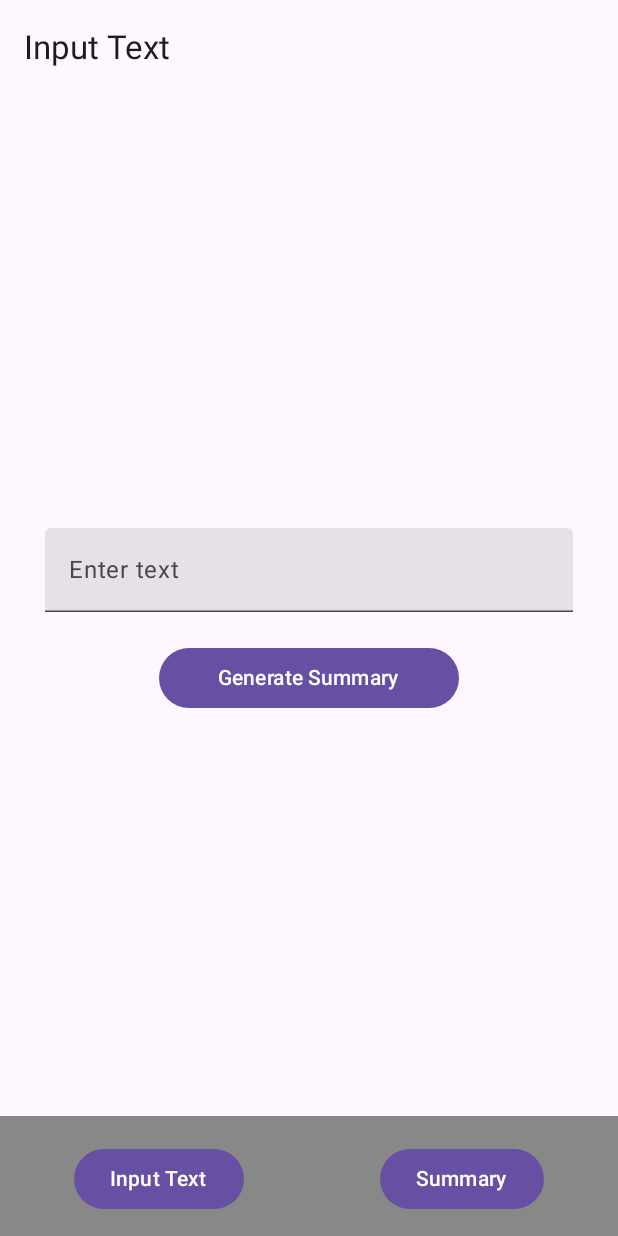
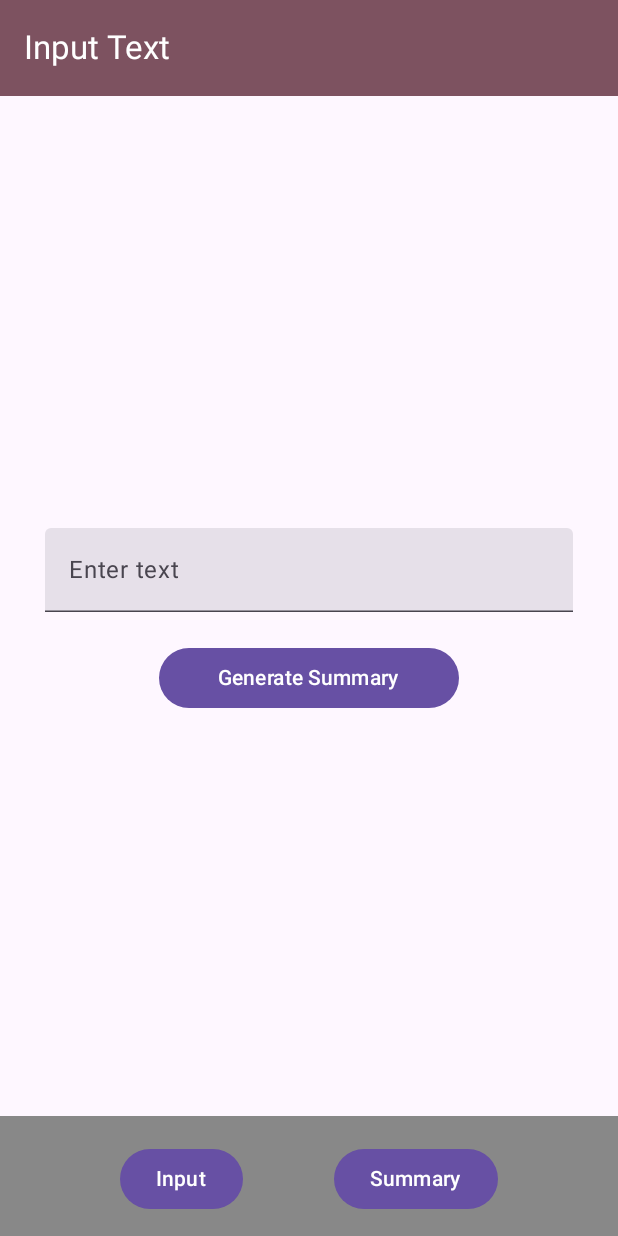
Before and after one commit to ernestlsy/demo, an Android app built with Jetpack Compose: the composable MainApp shown on its own in the app's theme, on a phone screen of 412 x 824 dp. Run offline under Robolectric (Android 15) with nearby library versions, the phone set to English and light mode, and no system bars; 5 statements that could not run were skipped.

Commit message:
Add XML config to temporarily allow clear text traffic

```diff
--- a/demo-app/app/src/main/AndroidManifest.xml
+++ b/demo-app/app/src/main/AndroidManifest.xml
@@ -8,6 +8,8 @@
         android:allowBackup="true"
         android:dataExtractionRules="@xml/data_extraction_rules"
         android:fullBackupContent="@xml/backup_rules"
+        android:networkSecurityConfig="@xml/network_security_config"
+        android:usesCleartextTraffic="true"
         android:icon="@mipmap/ic_launcher"
         android:label="@string/app_name"
         android:roundIcon="@mipmap/ic_launcher_round"
--- a/demo-app/app/src/main/java/com/example/demoapp/data/AppContainer.kt
+++ b/demo-app/app/src/main/java/com/example/demoapp/data/AppContainer.kt
@@ -19,7 +19,7 @@ class DefaultAppContainer(
 ): AppContainer {
 
     val retrofit = Retrofit.Builder()
-        .baseUrl("http://10.0.2.2:5000/") // Use 10.0.2.2 for localhost in Android emulator
+        .baseUrl("http://192.168.8.224:5000/")
         .addConverterFactory(GsonConverterFactory.create())
         .build()
     val api = retrofit.create(ApiService::class.java)
@@ -31,7 +31,7 @@ class DefaultAppContainer(
     val fieldNames = "title, incident_type, date_time, location, cause, issue, resolution"
 
     val modularInference: ModularSummarizer by lazy {
-        ModularSummarizerInstance(moduleName, fieldNames, context, modelPath, maxTopK = 10, maxTokens = 256)
+        ModularSummarizerInstance(moduleName, fieldNames, context, modelPath, maxTopK = 40, maxTokens = 256)
     }
 
     override val modelManager: ModelManager by lazy {
--- a/demo-app/app/src/main/java/com/example/demoapp/ui/MainApp.kt
+++ b/demo-app/app/src/main/java/com/example/demoapp/ui/MainApp.kt
@@ -10,6 +10,7 @@ import androidx.compose.foundation.rememberScrollState
 import androidx.compose.foundation.verticalScroll
 import androidx.compose.material3.BottomAppBar
 import androidx.compose.material3.Button
+import androidx.compose.material3.MaterialTheme
 import androidx.compose.material3.Scaffold
 import androidx.compose.material3.Text
 import androidx.compose.material3.TopAppBar
@@ -17,6 +18,7 @@ import androidx.compose.material3.TopAppBarDefaults
 import androidx.compose.runtime.Composable
 import androidx.compose.runtime.getValue
 import androidx.compose.ui.Modifier
+import androidx.compose.ui.unit.dp
 import androidx.lifecycle.viewmodel.compose.viewModel
 import androidx.navigation.NavController
 import androidx.navigation.NavHostController
@@ -42,9 +44,17 @@ fun MainAppTopBar(
     modifier: Modifier = Modifier
 ) {
     TopAppBar(
-        title = { Text(currentScreen.title) },
-        colors = TopAppBarDefaults.mediumTopAppBarColors(),
-        modifier = modifier.fillMaxWidth(),
+        title = {
+            Text(
+                text = currentScreen.title,
+                style = MaterialTheme.typography.titleLarge
+            )
+        },
+        colors = TopAppBarDefaults.mediumTopAppBarColors(
+            containerColor = Pink40,
+            titleContentColor = MaterialTheme.colorScheme.onPrimary
+        ),
+        modifier = modifier.fillMaxWidth()
     )
 }
 
@@ -54,16 +64,19 @@ fun MainAppBottomBar(
     modifier: Modifier = Modifier,
 ) {
     BottomAppBar(
-        containerColor = FooterBar
+        containerColor = FooterBar,
+        tonalElevation = 4.dp
     ) {
         Row(
-            horizontalArrangement = Arrangement.SpaceAround ,
-            modifier = modifier.fillMaxWidth()
+            horizontalArrangement = Arrangement.SpaceEvenly,
+            modifier = modifier
+                .fillMaxWidth()
+                .padding(horizontal = 16.dp)
         ) {
             Button(
                 onClick = { navController.navigate(Screen.Input.name) }
             ) {
-                Text("Input Text")
+                Text("Input")
             }
             Button(
                 onClick = { navController.navigate(Screen.Output.name) }
--- a/demo-app/app/src/main/java/com/example/demoapp/ui/screens/input/InputView.kt
+++ b/demo-app/app/src/main/java/com/example/demoapp/ui/screens/input/InputView.kt
@@ -20,7 +20,6 @@ import androidx.compose.runtime.collectAsState
 import androidx.compose.runtime.getValue
 import androidx.compose.ui.Alignment
 import androidx.compose.ui.Modifier
-import androidx.compose.ui.text.style.LineHeightStyle
 import androidx.compose.ui.unit.dp
 import androidx.navigation.NavController
 import com.example.demoapp.ui.Screen
--- /dev/null
+++ b/demo-app/app/src/main/res/xml/network_security_config.xml
@@ -0,0 +1,6 @@
+<?xml version="1.0" encoding="utf-8"?>
+<network-security-config>
+    <domain-config cleartextTrafficPermitted="true">
+        <domain includeSubdomains="false">192.168.8.224</domain>
+    </domain-config>
+</network-security-config>
```
